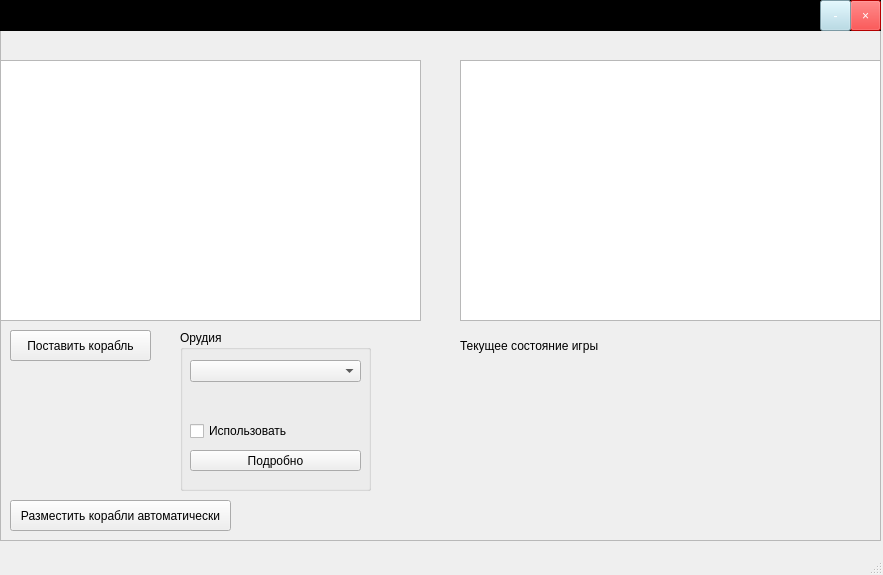
Qt form Client/mainwindow.ui (ChazGrant/Battleship) before a commit.
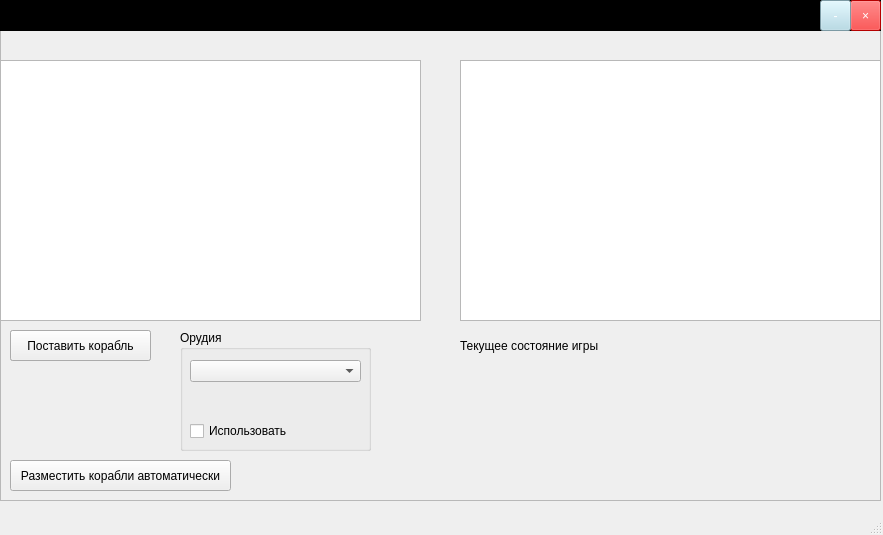
The same form after that commit.

```diff
--- a/Client/mainwindow.ui
+++ b/Client/mainwindow.ui
@@ -7,7 +7,7 @@
     <x>0</x>
     <y>0</y>
     <width>883</width>
-    <height>575</height>
+    <height>535</height>
    </rect>
   </property>
   <property name="windowTitle">
@@ -20,7 +20,7 @@
       <x>0</x>
       <y>0</y>
       <width>881</width>
-      <height>541</height>
+      <height>501</height>
      </rect>
     </property>
     <property name="frameShape">
@@ -94,7 +94,7 @@
        <x>180</x>
        <y>330</y>
        <width>191</width>
-       <height>161</height>
+       <height>121</height>
       </rect>
      </property>
      <property name="title">
@@ -110,19 +110,6 @@
        </rect>
       </property>
      </widget>
-     <widget class="QPushButton" name="getWeaponInfoButton">
-      <property name="geometry">
-       <rect>
-        <x>10</x>
-        <y>120</y>
-        <width>171</width>
-        <height>21</height>
-       </rect>
-      </property>
-      <property name="text">
-       <string>Подробно</string>
-      </property>
-     </widget>
      <widget class="QLabel" name="weaponUsesLeftLabel">
       <property name="geometry">
        <rect>
@@ -154,7 +141,7 @@
      <property name="geometry">
       <rect>
        <x>10</x>
-       <y>500</y>
+       <y>460</y>
        <width>221</width>
        <height>31</height>
       </rect>
```
Left out of the diff: 2 changed lines with no effect on the pictures.
